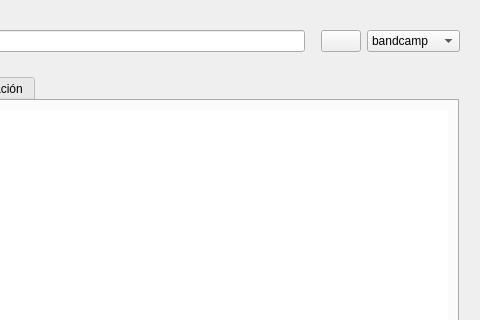
volteret4/mfuz, file ui/url_player.ui: the form before one commit; both pictures show x 720 to 1200 and y 0 to 320 of the 1200 by 800 pixel window.
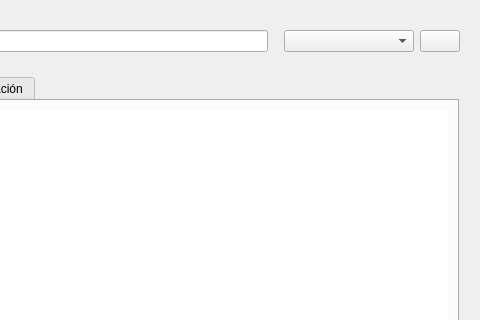
The form after the commit. Icons and pictures are not drawn.

```diff
--- a/ui/url_player.ui
+++ b/ui/url_player.ui
@@ -183,6 +183,16 @@
         </property>
        </spacer>
       </item>
+      <item>
+       <widget class="QComboBox" name="servicios">
+        <property name="minimumSize">
+         <size>
+          <width>130</width>
+          <height>0</height>
+         </size>
+        </property>
+       </widget>
+      </item>
       <item>
        <widget class="QPushButton" name="searchButton">
         <property name="text">
@@ -200,25 +210,6 @@
         </property>
        </widget>
       </item>
-      <item>
-       <widget class="QComboBox" name="servicios">
-        <item>
-         <property name="text">
-          <string>bandcamp</string>
-         </property>
-        </item>
-        <item>
-         <property name="text">
-          <string>soundcloud</string>
-         </property>
-        </item>
-        <item>
-         <property name="text">
-          <string>youtube</string>
-         </property>
-        </item>
-       </widget>
-      </item>
      </layout>
     </widget>
    </item>
```
